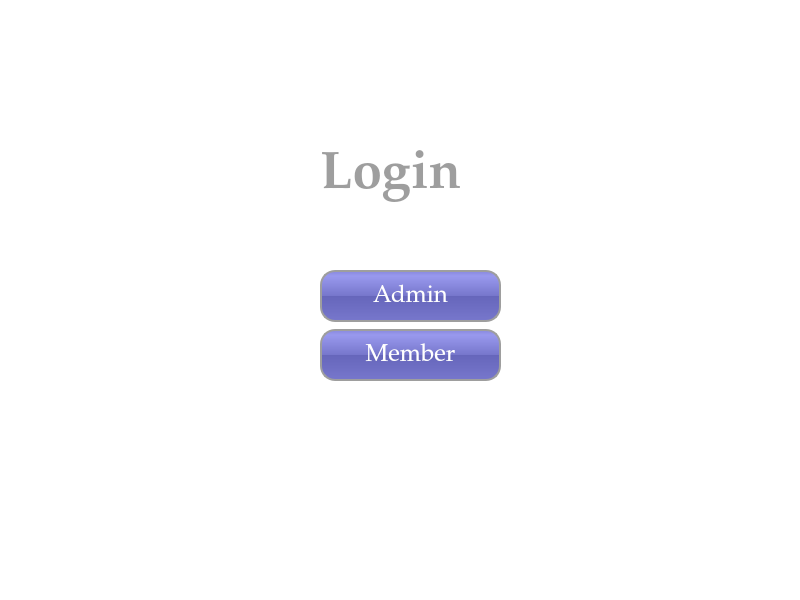
First picture: the form in UI/MainPageUI.ui, repository tural777/FinalProject, before the edit.
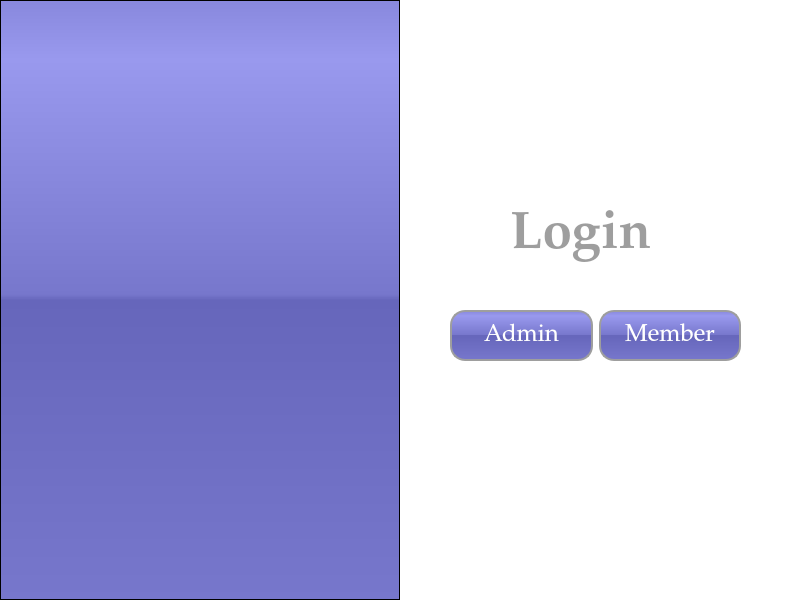
Second picture: the form after the edit. Icons and pictures are not drawn.

The edit to the form file:
```diff
--- a/UI/MainPageUI.ui
+++ b/UI/MainPageUI.ui
@@ -40,26 +40,45 @@
   <property name="styleSheet">
    <string notr="true">background-color: rgb(255, 255, 255);</string>
   </property>
-  <property name="tabShape">
-   <enum>QTabWidget::Rounded</enum>
-  </property>
   <widget class="QWidget" name="centralwidget">
-   <widget class="QWidget" name="verticalLayoutWidget">
+   <widget class="QLabel" name="lbl_login">
     <property name="geometry">
      <rect>
-      <x>320</x>
-      <y>270</y>
+      <x>510</x>
+      <y>190</y>
       <width>181</width>
-      <height>111</height>
+      <height>91</height>
      </rect>
     </property>
-    <layout class="QVBoxLayout" name="verticalLayout">
-     <property name="spacing">
-      <number>7</number>
-     </property>
-     <property name="sizeConstraint">
-      <enum>QLayout::SetDefaultConstraint</enum>
-     </property>
+    <property name="font">
+     <font>
+      <family>Palatino Linotype</family>
+      <pointsize>40</pointsize>
+      <weight>75</weight>
+      <bold>true</bold>
+     </font>
+    </property>
+    <property name="autoFillBackground">
+     <bool>false</bool>
+    </property>
+    <property name="styleSheet">
+     <string notr="true">color: #9E9E9E;
+background-color: rgba(255, 255, 255, 0);</string>
+    </property>
+    <property name="text">
+     <string>Login</string>
+    </property>
+   </widget>
+   <widget class="QWidget" name="horizontalLayoutWidget">
+    <property name="geometry">
+     <rect>
+      <x>450</x>
+      <y>310</y>
+      <width>291</width>
+      <height>51</height>
+     </rect>
+    </property>
+    <layout class="QHBoxLayout" name="horizontalLayout">
      <item>
       <widget class="QPushButton" name="btn_admin">
        <property name="sizePolicy">
@@ -144,13 +163,13 @@
      </item>
     </layout>
    </widget>
-   <widget class="QLabel" name="lbl_login">
+   <widget class="QFrame" name="frame">
     <property name="geometry">
      <rect>
-      <x>320</x>
-      <y>130</y>
-      <width>181</width>
-      <height>91</height>
+      <x>0</x>
+      <y>0</y>
+      <width>400</width>
+      <height>600</height>
      </rect>
     </property>
     <property name="font">
@@ -162,45 +181,39 @@
      </font>
     </property>
     <property name="styleSheet">
-     <string notr="true">color: #9E9E9E;</string>
+     <string notr="true">background-color: QLinearGradient( x1: 0, y1: 0, x2: 0, y2: 1, stop: 0 #88d, stop: 0.1 #99e, stop: 0.49 #77c, stop: 0.5 #66b, stop: 1 #77c);</string>
     </property>
-    <property name="text">
-     <string>Login</string>
+    <property name="frameShape">
+     <enum>QFrame::StyledPanel</enum>
     </property>
-   </widget>
-   <widget class="QLabel" name="lbl_title">
-    <property name="geometry">
-     <rect>
-      <x>60</x>
-      <y>30</y>
-      <width>681</width>
-      <height>81</height>
-     </rect>
+    <property name="frameShadow">
+     <enum>QFrame::Raised</enum>
     </property>
-    <property name="font">
-     <font>
-      <family>Palatino Linotype</family>
-      <pointsize>35</pointsize>
-      <weight>75</weight>
-      <bold>true</bold>
-      <kerning>true</kerning>
-     </font>
-    </property>
-    <property name="styleSheet">
-     <string notr="true"/>
-    </property>
-    <property name="text">
-     <string/>
-    </property>
-    <property name="scaledContents">
-     <bool>true</bool>
-    </property>
-    <property name="alignment">
-     <set>Qt::AlignCenter</set>
-    </property>
+    <widget class="QLabel" name="label">
+     <property name="geometry">
+      <rect>
+       <x>100</x>
+       <y>230</y>
+       <width>191</width>
+       <height>131</height>
+      </rect>
+     </property>
+     <property name="styleSheet">
+      <string notr="true">background-color: rgba(255, 255, 255, 0);
+color: rgb(255, 255, 255);</string>
+     </property>
+     <property name="text">
+      <string/>
+     </property>
+     <property name="pixmap">
+      <pixmap>../Icons/login.png</pixmap>
+     </property>
+     <property name="scaledContents">
+      <bool>true</bool>
+     </property>
+    </widget>
    </widget>
   </widget>
-  <widget class="QStatusBar" name="statusbar"/>
  </widget>
  <resources/>
  <connections/>
```
Left out of the diff: 11 changed lines with no effect on the pictures.
